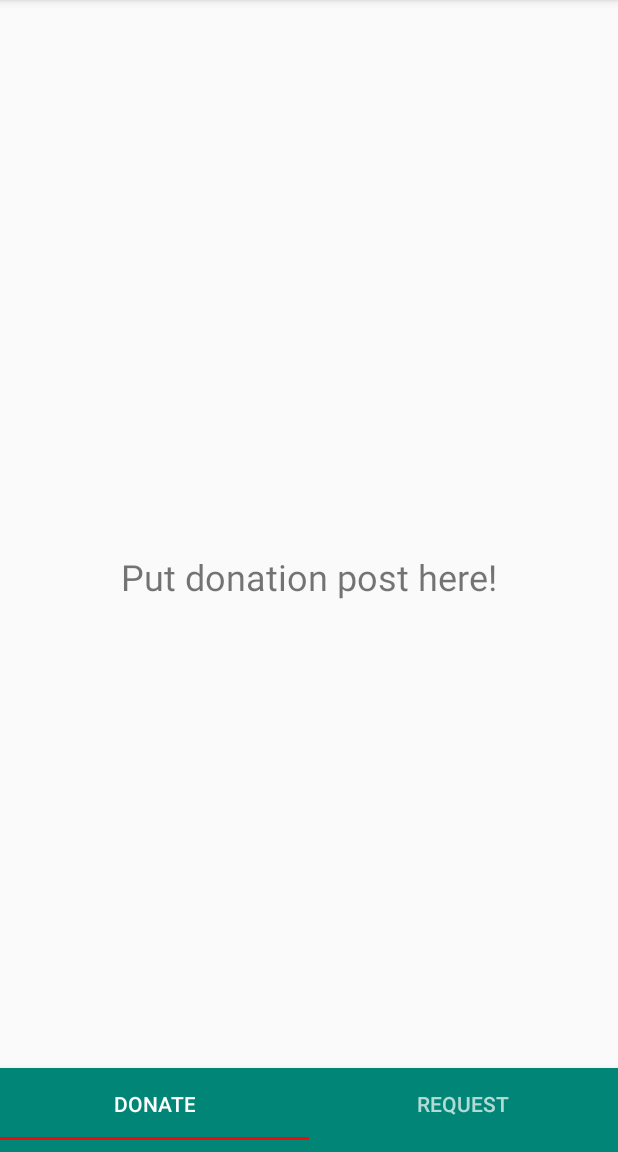
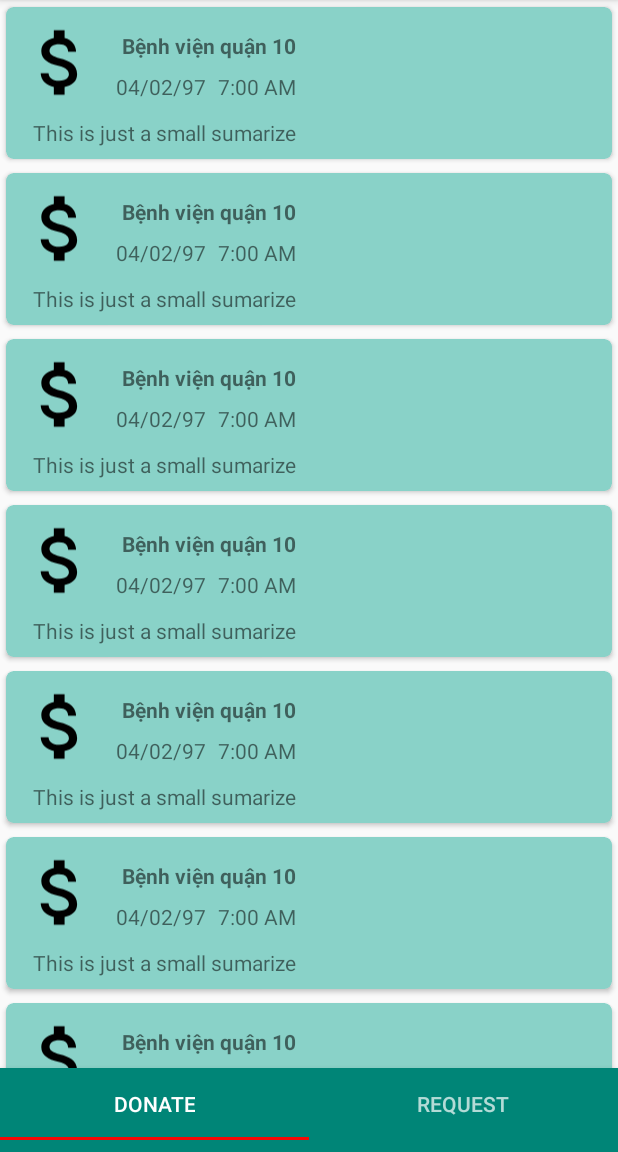
Before and after one commit to hoangloc0402/Hope, an Android app: the screen it shows after launch (MainActivity), on a phone screen of 412 x 824 dp, the part 84-1236 px from its top. Run offline under Robolectric (Android 15) with nearby library versions, the phone set to English and light mode, and no system bars.

Commit message:
add recycler view

```diff
--- a/app/build.gradle
+++ b/app/build.gradle
@@ -26,4 +26,6 @@ dependencies {
     testImplementation 'junit:junit:4.12'
     androidTestImplementation 'com.android.support.test:runner:1.0.2'
     androidTestImplementation 'com.android.support.test.espresso:espresso-core:3.0.2'
+    implementation 'com.android.support:cardview-v7:28.0.0'
+    implementation 'com.android.support:recyclerview-v7:28.0.0'
 }
--- /dev/null
+++ b/app/src/main/java/com/sunset/hope/AdapterRCVPost.java
@@ -0,0 +1,75 @@
+package com.sunset.hope;
+
+import android.support.v7.widget.RecyclerView;
+import android.view.LayoutInflater;
+import android.view.View;
+import android.view.ViewGroup;
+import android.widget.ImageView;
+import android.widget.TextView;
+import android.widget.Toast;
+
+import java.util.ArrayList;
+import java.util.List;
+
+public class AdapterRCVPost extends RecyclerView.Adapter<AdapterRCVPost.RecyclerViewHolder> {
+
+
+    public AdapterRCVPost(List<Integer> data) {
+//        if (data == null) {
+//            this.data = new ArrayList<>();
+//            return;
+//        }
+//        this.data = data;
+    }
+
+    public void setData(List<Integer> newData) {
+//        if (newData == null)
+//            return;
+//        this.data = newData;
+    }
+
+    @Override
+    public RecyclerViewHolder onCreateViewHolder(ViewGroup parent, int viewType) {
+        LayoutInflater inflater = LayoutInflater.from(parent.getContext());
+        View view = inflater.inflate(R.layout.post_layout, parent, false);
+        return new RecyclerViewHolder(view);
+    }
+
+    @Override
+    public void onBindViewHolder(RecyclerViewHolder holder, int position) {
+//        if (data == null)
+//            return;
+        holder.textViewUserName.setText("Bệnh viện quận 10");
+        holder.textViewDay.setText("04/02/97");
+//        holder.imageViewWeatherStatus.setBackgroundResource();
+        holder.textViewTime.setText("7:00 AM");
+        holder.textViewSumarize.setText("This is just a small sumarize");
+        holder.itemView.setOnClickListener(new View.OnClickListener() {
+            @Override
+            public void onClick(View v) {
+
+            }
+        });
+    }
+
+    @Override
+    public int getItemCount() {
+        return 20;
+    }
+
+
+    public class RecyclerViewHolder extends RecyclerView.ViewHolder {
+        TextView textViewUserName, textViewDay, textViewTime, textViewSumarize;
+        ImageView imageViewWeatherStatus;
+
+        public RecyclerViewHolder(View itemView) {
+            super(itemView);
+            textViewUserName = itemView.findViewById(R.id.textViewUserName);
+            textViewDay = itemView.findViewById(R.id.textViewDate);
+            textViewTime = itemView.findViewById(R.id.textViewTime);
+            textViewSumarize = itemView.findViewById(R.id.textViewSumarize);
+
+        }
+    }
+
+}
--- a/app/src/main/java/com/sunset/hope/FragmentDonate.java
+++ b/app/src/main/java/com/sunset/hope/FragmentDonate.java
@@ -4,12 +4,17 @@ import android.os.Bundle;
 import android.support.annotation.NonNull;
 import android.support.annotation.Nullable;
 import android.support.v4.app.Fragment;
+import android.support.v7.widget.LinearLayoutManager;
+import android.support.v7.widget.RecyclerView;
 import android.view.LayoutInflater;
 import android.view.View;
 import android.view.ViewGroup;
 
 public class FragmentDonate extends Fragment {
     View myView;
+    RecyclerView recyclerView;
+    AdapterRCVPost adapterRCV;
+
     @Override
     public void onCreate(@Nullable Bundle savedInstanceState){
         super.onCreate(savedInstanceState);
@@ -19,6 +24,13 @@ public class FragmentDonate extends Fragment {
     @Override
     public View onCreateView(@NonNull LayoutInflater inflater, @Nullable ViewGroup container, @Nullable Bundle savedInstanceState) {
         myView =  inflater.inflate(R.layout.fragment_donate, container, false);
+        recyclerView = myView.findViewById(R.id.recycler_view);
+        recyclerView.setLayoutManager(
+                new LinearLayoutManager(getContext(), LinearLayoutManager.VERTICAL, false));
+
+        adapterRCV= new AdapterRCVPost(null);
+        recyclerView.setAdapter(adapterRCV);
+
         return myView;
     }
 }
--- /dev/null
+++ b/app/src/main/res/drawable/ic_check.xml
@@ -0,0 +1,9 @@
+<vector xmlns:android="http://schemas.android.com/apk/res/android"
+        android:width="24dp"
+        android:height="24dp"
+        android:viewportWidth="24.0"
+        android:viewportHeight="24.0">
+    <path
+        android:fillColor="#FF000000"
+        android:pathData="M12,2C6.48,2 2,6.48 2,12s4.48,10 10,10 10,-4.48 10,-10S17.52,2 12,2zM10,17l-5,-5 1.41,-1.41L10,14.17l7.59,-7.59L19,8l-9,9z"/>
+</vector>
--- /dev/null
+++ b/app/src/main/res/drawable/ic_create.xml
@@ -0,0 +1,9 @@
+<vector xmlns:android="http://schemas.android.com/apk/res/android"
+        android:width="24dp"
+        android:height="24dp"
+        android:viewportWidth="24.0"
+        android:viewportHeight="24.0">
+    <path
+        android:fillColor="#FF000000"
+        android:pathData="M3,17.25V21h3.75L17.81,9.94l-3.75,-3.75L3,17.25zM20.71,7.04c0.39,-0.39 0.39,-1.02 0,-1.41l-2.34,-2.34c-0.39,-0.39 -1.02,-0.39 -1.41,0l-1.83,1.83 3.75,3.75 1.83,-1.83z"/>
+</vector>
--- /dev/null
+++ b/app/src/main/res/drawable/ic_money.xml
@@ -0,0 +1,9 @@
+<vector xmlns:android="http://schemas.android.com/apk/res/android"
+        android:width="24dp"
+        android:height="24dp"
+        android:viewportWidth="24.0"
+        android:viewportHeight="24.0">
+    <path
+        android:fillColor="#FF000000"
+        android:pathData="M11.8,10.9c-2.27,-0.59 -3,-1.2 -3,-2.15 0,-1.09 1.01,-1.85 2.7,-1.85 1.78,0 2.44,0.85 2.5,2.1h2.21c-0.07,-1.72 -1.12,-3.3 -3.21,-3.81V3h-3v2.16c-1.94,0.42 -3.5,1.68 -3.5,3.61 0,2.31 1.91,3.46 4.7,4.13 2.5,0.6 3,1.48 3,2.41 0,0.69 -0.49,1.79 -2.7,1.79 -2.06,0 -2.87,-0.92 -2.98,-2.1h-2.2c0.12,2.19 1.76,3.42 3.68,3.83V21h3v-2.15c1.95,-0.37 3.5,-1.5 3.5,-3.55 0,-2.84 -2.43,-3.81 -4.7,-4.4z"/>
+</vector>
--- /dev/null
+++ b/app/src/main/res/drawable/ic_uncheck.xml
@@ -0,0 +1,9 @@
+<vector xmlns:android="http://schemas.android.com/apk/res/android"
+        android:width="24dp"
+        android:height="24dp"
+        android:viewportWidth="24.0"
+        android:viewportHeight="24.0">
+    <path
+        android:fillColor="#FF000000"
+        android:pathData="M12,2C6.48,2 2,6.48 2,12s4.48,10 10,10 10,-4.48 10,-10S17.52,2 12,2zM12,20c-4.42,0 -8,-3.58 -8,-8s3.58,-8 8,-8 8,3.58 8,8 -3.58,8 -8,8z"/>
+</vector>
--- a/app/src/main/res/layout/drawer_layout.xml
+++ b/app/src/main/res/layout/drawer_layout.xml
@@ -15,7 +15,6 @@
         android:id="@+id/content_frame"
         android:layout_width="match_parent"
         android:layout_height="match_parent">
-
     </FrameLayout>
 
     <!-- Container for contents of drawer - use NavigationView to make configuration easier -->
@@ -26,6 +25,9 @@
         android:layout_gravity="start"
         android:fitsSystemWindows="true"
         app:menu="@menu/drawer_view"
-        app:headerLayout="@layout/nav_header" />
+        app:headerLayout="@layout/nav_header" >
+
+
+    </android.support.design.widget.NavigationView>
 
 </android.support.v4.widget.DrawerLayout>
--- a/app/src/main/res/layout/fragment_donate.xml
+++ b/app/src/main/res/layout/fragment_donate.xml
@@ -4,18 +4,8 @@
     android:layout_width="match_parent"
     android:layout_height="match_parent" >
 
-    <TextView
-        android:id="@+id/textView"
-        android:layout_width="wrap_content"
-        android:layout_height="wrap_content"
-        android:layout_marginStart="8dp"
-        android:layout_marginTop="8dp"
-        android:layout_marginEnd="8dp"
-        android:layout_marginBottom="8dp"
-        android:text="Put donation post here!"
-        android:textSize="24sp"
-        app:layout_constraintBottom_toBottomOf="parent"
-        app:layout_constraintEnd_toEndOf="parent"
-        app:layout_constraintStart_toStartOf="parent"
-        app:layout_constraintTop_toTopOf="parent" />
+    <android.support.v7.widget.RecyclerView
+        android:id="@+id/recycler_view"
+        android:layout_width="match_parent"
+        android:layout_height="match_parent" />
 </android.support.constraint.ConstraintLayout>
--- a/app/src/main/res/layout/fragment_request.xml
+++ b/app/src/main/res/layout/fragment_request.xml
@@ -5,7 +5,7 @@
     xmlns:app="http://schemas.android.com/apk/res-auto"
     android:layout_height="match_parent" >
     <TextView
-        android:id="@+id/textView"
+        android:id="@+id/textViewUserName"
         android:layout_width="wrap_content"
         android:layout_height="wrap_content"
         android:layout_marginStart="8dp"
--- /dev/null
+++ b/app/src/main/res/layout/post_layout.xml
@@ -0,0 +1,69 @@
+<?xml version="1.0" encoding="utf-8"?>
+<android.support.v7.widget.CardView xmlns:android="http://schemas.android.com/apk/res/android"
+    xmlns:app="http://schemas.android.com/apk/res-auto"
+    xmlns:tools="http://schemas.android.com/tools"
+    android:layout_width="match_parent"
+    android:layout_height="wrap_content"
+    app:cardBackgroundColor="@color/colorPrimaryDark"
+    app:cardCornerRadius="5dp"
+    app:cardUseCompatPadding="true">
+
+    <android.support.constraint.ConstraintLayout
+        android:layout_width="match_parent"
+        android:layout_height="wrap_content">
+
+        <TextView
+            android:id="@+id/textViewUserName"
+            android:layout_width="wrap_content"
+            android:layout_height="wrap_content"
+            android:layout_marginStart="12dp"
+            android:layout_marginTop="16dp"
+            android:text="Dist.10 Hospitall"
+            android:textStyle="bold"
+            app:layout_constraintStart_toEndOf="@+id/imageViewtype"
+            app:layout_constraintTop_toTopOf="parent" />
+
+        <ImageView
+            android:id="@+id/imageViewtype"
+            android:layout_width="57dp"
+            android:layout_height="58dp"
+            android:layout_marginStart="8dp"
+            android:layout_marginTop="8dp"
+            app:layout_constraintStart_toStartOf="parent"
+            app:layout_constraintTop_toTopOf="parent"
+            app:srcCompat="@drawable/ic_money" />
+
+        <TextView
+            android:id="@+id/textViewDate"
+            android:layout_width="wrap_content"
+            android:layout_height="wrap_content"
+            android:layout_marginStart="8dp"
+            android:layout_marginTop="8dp"
+            android:text="23/02/19"
+            app:layout_constraintStart_toEndOf="@+id/imageViewtype"
+            app:layout_constraintTop_toBottomOf="@+id/textViewUserName" />
+
+        <TextView
+            android:id="@+id/textViewTime"
+            android:layout_width="wrap_content"
+            android:layout_height="wrap_content"
+            android:layout_marginStart="8dp"
+            android:layout_marginTop="8dp"
+            android:text="7:00AM"
+            app:layout_constraintStart_toEndOf="@+id/textViewDate"
+            app:layout_constraintTop_toBottomOf="@+id/textViewUserName" />
+
+        <TextView
+            android:id="@+id/textViewSumarize"
+            android:layout_width="wrap_content"
+            android:layout_height="wrap_content"
+            android:layout_marginStart="18dp"
+            android:layout_marginTop="8dp"
+            android:layout_marginBottom="8dp"
+            android:text="Just a short description "
+            android:textAlignment="viewStart"
+            app:layout_constraintBottom_toBottomOf="parent"
+            app:layout_constraintStart_toStartOf="parent"
+            app:layout_constraintTop_toBottomOf="@+id/imageViewtype" />
+    </android.support.constraint.ConstraintLayout>
+</android.support.v7.widget.CardView>
--- a/app/src/main/res/values/colors.xml
+++ b/app/src/main/res/values/colors.xml
@@ -1,6 +1,6 @@
 <?xml version="1.0" encoding="utf-8"?>
 <resources>
     <color name="colorPrimary">#008577</color>
-    <color name="colorPrimaryDark">#00574B</color>
+    <color name="colorPrimaryDark">#89D2C8</color>
     <color name="colorAccent">#F80905</color>
 </resources>
```
